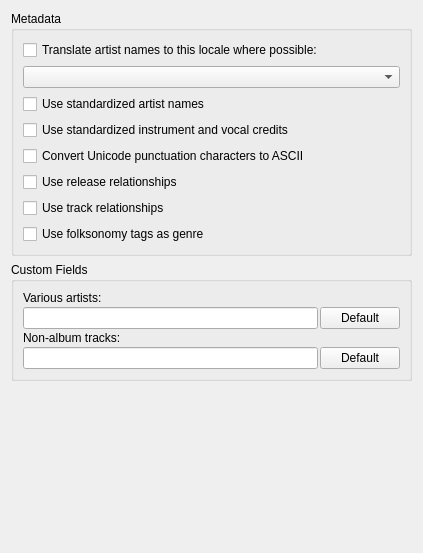
This is ui/options_metadata.ui in metabrainz/picard as Qt 5 draws it before an edit. The edited form follows.
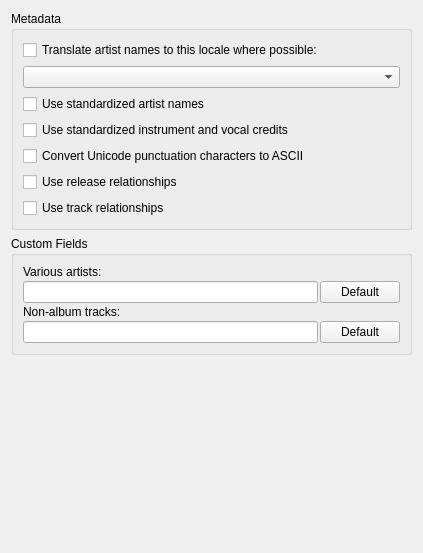
This is the edited form.

Commit message: PICARD-1395: Moved folksonomy_tags opton from metadata to genre dialog

```diff
--- a/ui/options_metadata.ui
+++ b/ui/options_metadata.ui
@@ -77,13 +77,6 @@
         </property>
        </widget>
       </item>
-      <item>
-       <widget class="QCheckBox" name="folksonomy_tags">
-        <property name="text">
-         <string>Use folksonomy tags as genre</string>
-        </property>
-       </widget>
-      </item>
      </layout>
     </widget>
    </item>
```
Left out of the diff: 1 changed line with no effect on the pictures. The commit also changes 5 other files.
